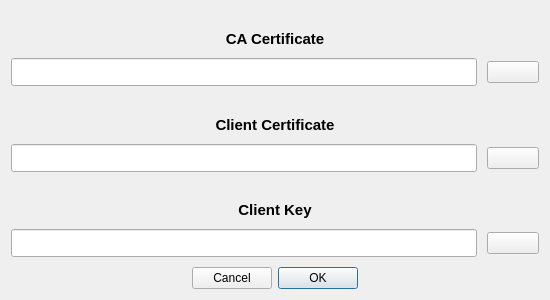
AdrianoGoede/ArduinoGatekeeper, file admin/ArduinoGatekeeperAdmin/ui/AuthDialog.ui: the form before one commit.
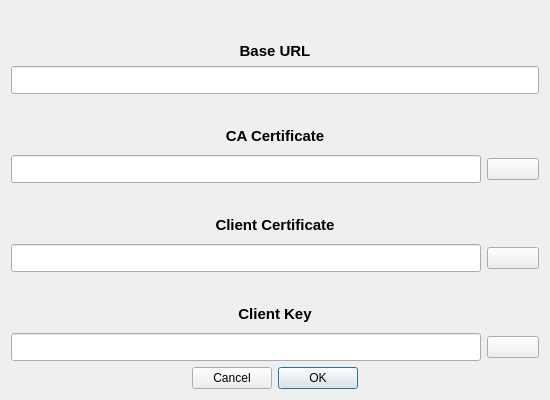
The form after the commit. Icons and pictures are not drawn.

Commit message: Added ODataClient class, implemented table on users form

The edit to the form file:
```diff
--- a/admin/ArduinoGatekeeperAdmin/ui/AuthDialog.ui
+++ b/admin/ArduinoGatekeeperAdmin/ui/AuthDialog.ui
@@ -7,28 +7,58 @@
     <x>0</x>
     <y>0</y>
     <width>550</width>
-    <height>300</height>
+    <height>400</height>
    </rect>
   </property>
   <property name="minimumSize">
    <size>
     <width>550</width>
-    <height>300</height>
+    <height>400</height>
    </size>
   </property>
   <property name="maximumSize">
    <size>
     <width>550</width>
-    <height>300</height>
+    <height>400</height>
    </size>
   </property>
   <property name="windowTitle">
    <string>Dialog</string>
   </property>
   <layout class="QVBoxLayout" name="verticalLayout">
-   <property name="spacing">
-    <number>10</number>
-   </property>
+   <item>
+    <layout class="QGridLayout" name="glBaseUrl" rowstretch="1,2">
+     <item row="0" column="0">
+      <widget class="QLabel" name="lbBaseUrl">
+       <property name="font">
+        <font>
+         <pointsize>11</pointsize>
+         <bold>true</bold>
+        </font>
+       </property>
+       <property name="text">
+        <string>Base URL</string>
+       </property>
+       <property name="alignment">
+        <set>Qt::AlignmentFlag::AlignBottom|Qt::AlignmentFlag::AlignHCenter</set>
+       </property>
+      </widget>
+     </item>
+     <item row="1" column="0">
+      <widget class="QLineEdit" name="leBaseUrl">
+       <property name="font">
+        <font>
+         <pointsize>13</pointsize>
+         <bold>true</bold>
+        </font>
+       </property>
+       <property name="alignment">
+        <set>Qt::AlignmentFlag::AlignCenter</set>
+       </property>
+      </widget>
+     </item>
+    </layout>
+   </item>
    <item>
     <layout class="QGridLayout" name="glCaCert" rowstretch="1,2" columnstretch="9,1">
      <property name="verticalSpacing">
```
Left out of the diff: 13 changed lines with no effect on the pictures. The commit also changes 16 other files.
